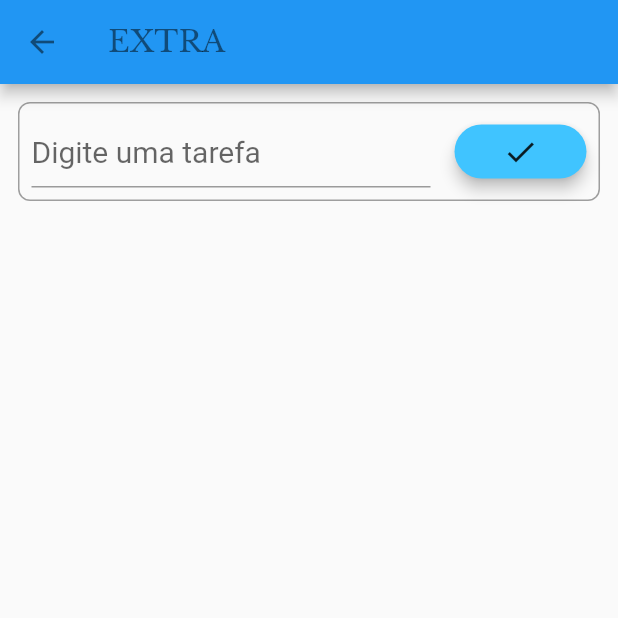
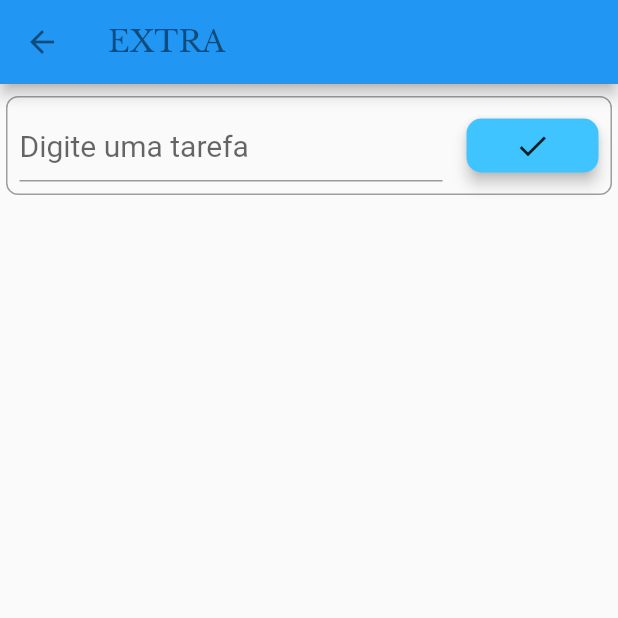
Before and after one commit to silvioagnello/task_mate, a Flutter app: the TasksPage screen opened directly, after a tap on the "check" icon, on a phone screen of 412 x 824 dp, the top half of it. Run offline on Flutter 3.47's test engine with Material 2 defaults, Android fonts, the phone set to English and light mode, and no system bars; our stand-ins replace cloud_firestore, transparent_image; accounts and stored records are empty.

```diff
--- a/lib/helper.dart
+++ b/lib/helper.dart
@@ -1,5 +1,6 @@
 import 'dart:io';
 
+import 'package:cloud_firestore/cloud_firestore.dart';
 import 'package:path_provider/path_provider.dart';
 
 class Helper {
@@ -25,4 +26,37 @@ class Helper {
       return null;
     }
   }
+
+  Future<String> getlogo(idC) async {
+    Firestore db = Firestore.instance;
+    try {
+      DocumentSnapshot snapLogo =
+          await db.collection("logo").document("$idC").get();
+      var dados = snapLogo.data;
+      if (dados != null) {
+        return dados["logo"].toString();
+      } else {
+        return null;
+      }
+    } catch (e) {
+      return null;
+    }
+  }
+
+  Future<String> getofertas(idC) async {
+    final String tagOfertas = 'ofertas-' + idC;
+    Firestore db = Firestore.instance;
+    try {
+      QuerySnapshot snapOfertas =
+          await db.collection("$tagOfertas").getDocuments();
+      var dados = snapOfertas.documents;
+      if (dados.length != 0) {
+        return "logo";
+      } else {
+        return "";
+      }
+    } catch (e) {
+      return null;
+    }
+  }
 }
--- a/lib/tasks.dart
+++ b/lib/tasks.dart
@@ -1,7 +1,8 @@
 import 'dart:async';
 import 'dart:convert';
 import 'dart:io';
-import 'package:dots_indicator/dots_indicator.dart';
+// import 'package:dots_indicator/dots_indicator.dart';
+//import 'package:cloud_firestore/cloud_firestore.dart';
 import 'package:flutter/material.dart';
 import 'package:task_mate/helper.dart';
 import 'package:task_mate/market.dart';
@@ -30,7 +31,8 @@ class TasksPage extends StatefulWidget {
 
 class _TasksPageState extends State<TasksPage> {
   final _toDoController = TextEditingController();
-
+  String logo;
+  String ofertas = "";
   List _toDoList = [];
   List _toDoList2 = [];
   bool buttonChanged = false;
@@ -61,12 +63,11 @@ class _TasksPageState extends State<TasksPage> {
                 fontSize: 20.0,
                 fontFamily: "LibreBaskerville"),
           ),
-
         ),
         body: Column(
           children: <Widget>[
             Padding(
-              padding: EdgeInsets.only(left: 12.0, right: 12.0, top: 12.0),
+              padding: EdgeInsets.only(left: 4.0, right: 4.0, top: 8.0),
               child: Container(
                 decoration: BoxDecoration(
                     borderRadius: BorderRadius.all(Radius.circular(8.0)),
@@ -88,10 +89,12 @@ class _TasksPageState extends State<TasksPage> {
                       padding: const EdgeInsets.all(8.0),
                       child: RaisedButton(
                         shape: RoundedRectangleBorder(
-                            borderRadius: new BorderRadius.circular(30.0)),
+                            borderRadius: new BorderRadius.circular(10.0)),
                         elevation: 4.0,
                         color: Colors.lightBlueAccent,
-                        child: Icon(Icons.check),
+                        child: Icon(
+                          Icons.check,
+                        ),
                         onPressed: () {
                           FocusScope.of(context).requestFocus(new FocusNode());
                           return _addToDo();
@@ -207,6 +210,20 @@ class _TasksPageState extends State<TasksPage> {
 
           _refresh2();
         }
+
+        helper.getlogo(widget.idCateg).then((data) {
+          setState(() {
+            logo = data;
+          });
+        });
+
+        //
+        // ofertas = Firestore.instance.collection(tagOfertas).getDocuments().toString();
+        helper.getofertas(widget.idCateg).then((data) {
+          // setState(() {
+            ofertas = data;
+          // });
+        });
       });
     });
   }
@@ -262,7 +279,9 @@ class _TasksPageState extends State<TasksPage> {
     if (buttonChanged) {
       return showDialog(
             context: context,
-            child: AlertDialog(
+            builder: (BuildContext context) => new
+                // child:
+                AlertDialog(
               title: Text('Para voltar...'),
               content: Text('Clique no botão na barra superior'),
               actions: <Widget>[
@@ -333,64 +352,58 @@ class _TasksPageState extends State<TasksPage> {
 // }
 
   Widget buildBottomNavigationBar(String idCateg) {
-    if (idCateg != '0' || versionSale == '0') {
+    if (logo == null || versionSale == '0') {
+      // if (idCateg != '0' || versionSale == '0') {
       return null;
     } else {
       // final _pageController = PageController();
-      final pageLength = 3;
+      // final pageLength = 3;
 
       return BottomAppBar(
         child: Stack(
           children: <Widget>[
             Container(
-              color: Colors.red,
-              height: 180,
+              // color: Colors.red,
+              height: 130,
               width: double.infinity,
-              child: PageView(
-                onPageChanged: (num) {
-                  changeDot(num);
-                  numPage = num;
-                },
-                children: <Widget>[
-                  Image.asset(
-                    'assets/images/logo-de-supermercado-em-png-2.png',
-                    fit: BoxFit.contain,
-                  ),
-                  // Image.asset('assets/images/maxresdefault.jpg',
-                  //     fit: BoxFit.contain),
-                  // Image.asset(
-                  //     'assets/images/Screenshot_2019-06-26-09-12-50.png',
-                  //     fit: BoxFit.contain)
-                ],
+              child: Image.network(
+                logo,
+                // "https://firebasestorage.googleapis.com/v0/b/markets-39c94.appspot.com/o/logo-de-supermercado-em-png-2.png?alt=media&token=fd2f58c7-e4b4-411e-af88-3fd39c44917a",
+                fit: BoxFit.fill,
               ),
             ),
-            Positioned(top: 7, left: 255.0, child: buildFlatButton(numPage)),
-            // Positioned(
-            //   right: 5,
-            //   child: DotsIndicator(
-            //     dotsCount: pageLength,
-            //     position: numPage, //0,
-            //     decorator: DotsDecorator(
-            //       color: Colors.black87,
-            //       activeColor: Colors.white,
-            //     ),
-            //   ),
-            // )
+            // ],
+            // ),
+            // ),
+            Positioned(top: 5, right: 8.0, child: buildFlatButton()),
+            // Positioned(top: 5, right: 8.0, child: buildFlatButton(numPage)),
           ],
         ),
       );
     }
   }
 
-  buildFlatButton(num) {
-    if (num == 0) {
+  buildFlatButton() {
+    if (ofertas == "") {
+      numPage = 1;
+    } else {
+      numPage = 0;
+    }
+
+    if (numPage == 0) {
       return RaisedButton(
-        shape: RoundedRectangleBorder(borderRadius: new BorderRadius.circular(10.0)), //CircleBorder(),
+        shape: RoundedRectangleBorder(
+            borderRadius: new BorderRadius.circular(10.0)), //CircleBorder(),
         elevation: 4,
-        child: Text("ver ofertas", style: TextStyle(fontWeight: FontWeight.normal, fontSize: 17, color: Colors.black),), //Icon(Icons.add),
+        child: Text(
+          (numPage == 0) ? "ver ofertas" : "",
+          style: TextStyle(
+              fontWeight: FontWeight.normal, fontSize: 17, color: Colors.black),
+        ), //Icon(Icons.add),
         onPressed: () {
+          if(numPage == 0) {
           Navigator.of(context)
-              .push(MaterialPageRoute(builder: (context) => MarketPage()));
+              .push(MaterialPageRoute(builder: (context) => MarketPage(widget.idCateg)));}
         },
         color: Colors.redAccent,
         // color: Colors.black38,
@@ -399,7 +412,7 @@ class _TasksPageState extends State<TasksPage> {
         splashColor: Colors.grey,
       );
     } else {
-      return Text("");
+      return Container(); //null;
     }
   }
 }
```
Also changed, not shown: lib/market.dart (+6 -13 lines), pubspec.yaml (+4 -4 lines), pubspec.lock.
